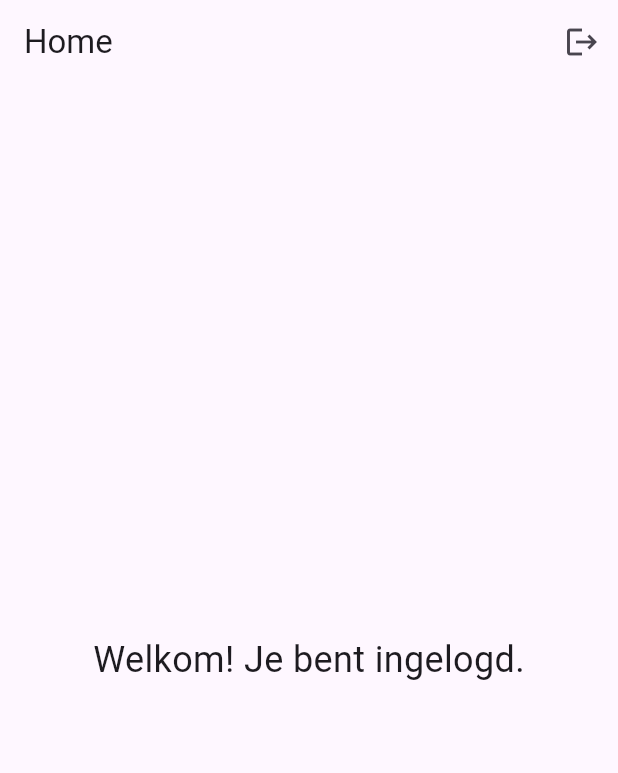
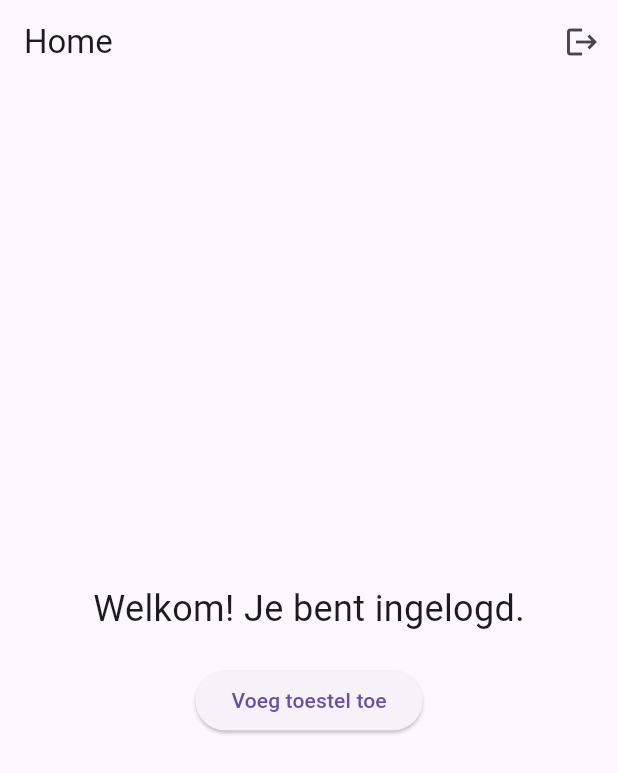
Before and after one commit to Aberkannacer/Flutter_PeerBy, a Flutter app: the screen it shows once a user with an empty profile is signed in, on a phone screen of 412 x 824 dp. Shown: the top 773 px of the screen. Run offline on Flutter 3.47's test engine with Material 3 defaults, Android fonts, the phone set to English and light mode, and no system bars; our stand-ins replace firebase_auth, firebase_core; accounts and stored records are empty.

Commit message:
Added a screen where you can add devices but its not with firebase

```diff
--- a/nacer_aberkan_peerby/lib/screens/home_screen.dart
+++ b/nacer_aberkan_peerby/lib/screens/home_screen.dart
@@ -1,12 +1,13 @@
 import 'package:flutter/material.dart';
-import '../services/auth_service.dart'; // We gebruiken AuthService om uit te loggen
+import '../services/auth_service.dart';
+import 'add_device_screen.dart'; // Import AddDeviceScreen
 
 class HomeScreen extends StatelessWidget {
   const HomeScreen({super.key});
 
   @override
   Widget build(BuildContext context) {
-    final AuthService authService = AuthService(); // 🔥 Maak AuthService instance
+    final AuthService authService = AuthService();
 
     return Scaffold(
       appBar: AppBar(
@@ -20,10 +21,27 @@ class HomeScreen extends StatelessWidget {
           ),
         ],
       ),
-      body: const Center(
-        child: Text(
-          'Welkom! Je bent ingelogd.',
-          style: TextStyle(fontSize: 24),
+      body: Center(
+        child: Column(
+          mainAxisAlignment: MainAxisAlignment.center,
+          children: [
+            const Text(
+              'Welkom! Je bent ingelogd.',
+              style: TextStyle(fontSize: 24),
+            ),
+            const SizedBox(height: 20),
+            ElevatedButton(
+              onPressed: () {
+                Navigator.push(
+                  context,
+                  MaterialPageRoute(
+                    builder: (context) => const AddDeviceScreen(),
+                  ),
+                );
+              },
+              child: const Text('Voeg toestel toe'),
+            ),
+          ],
         ),
       ),
     );
```
Also changed, not shown: nacer_aberkan_peerby/lib/screens/add_device_screen.dart (added, +128 -0 lines).
